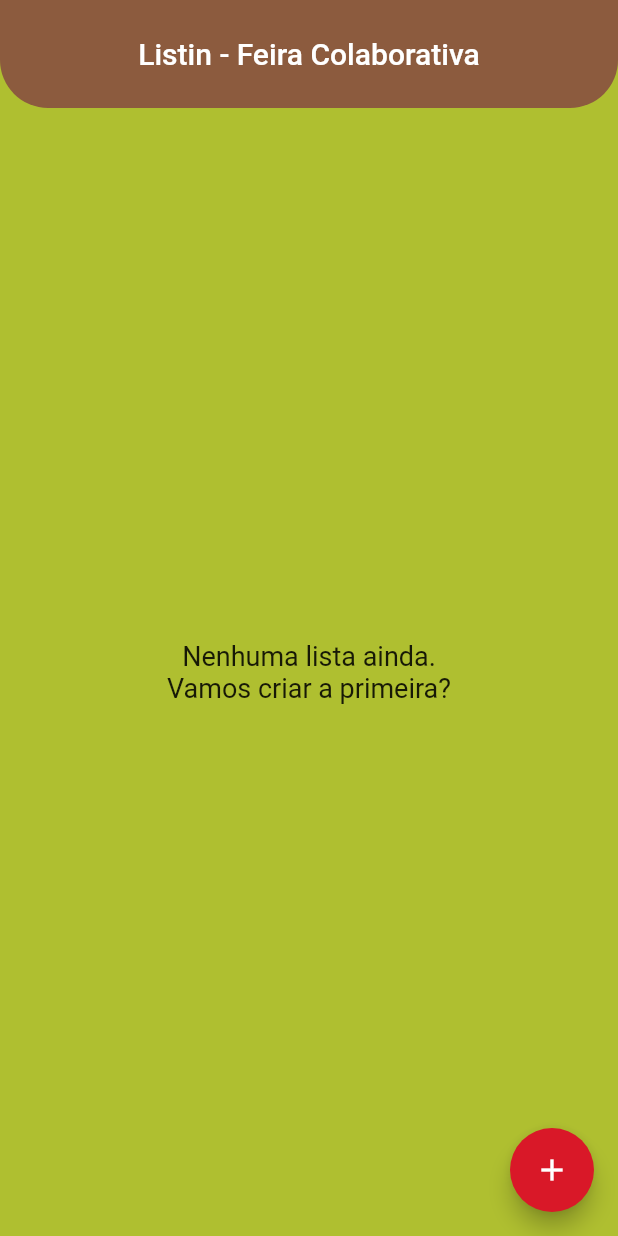
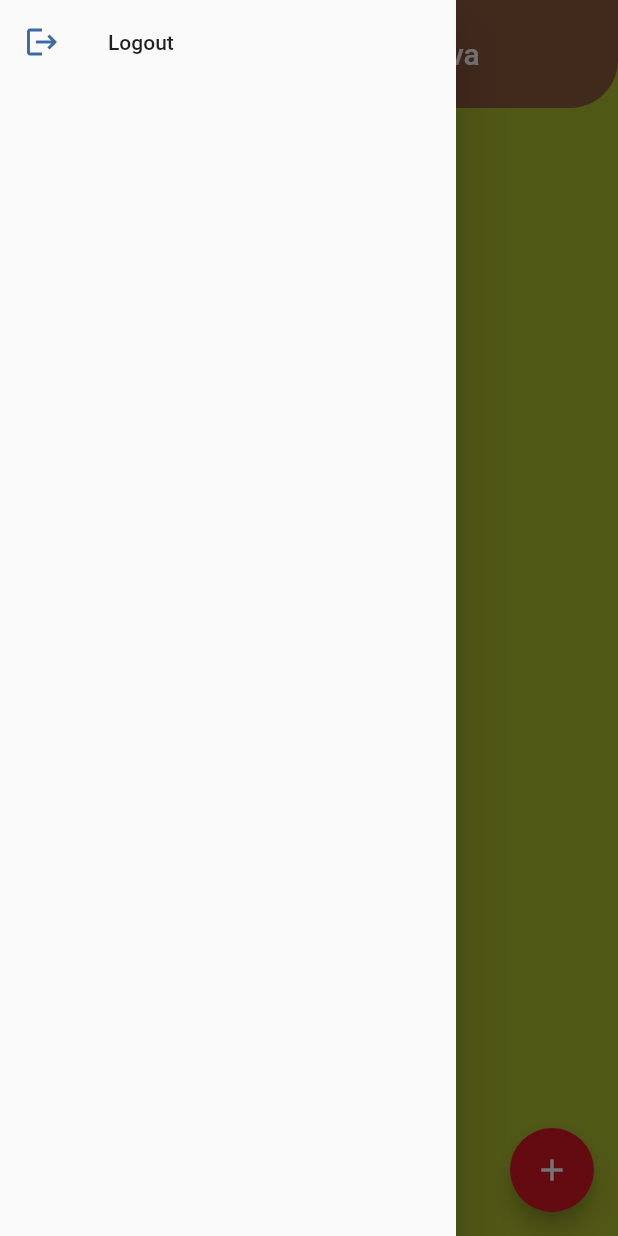
Before and after one commit to IagoAntunes/listin_alura, a Flutter app: the HomeScreen screen opened directly, with the side drawer open (before the commit the screen has no drawer), on a phone screen of 412 x 824 dp. Run offline on Flutter 3.47's test engine with Material 2 defaults, Android fonts, the phone set to English and light mode, and no system bars; our stand-ins replace cloud_firestore, firebase_auth, firebase_core; accounts and stored records are empty; generated files the repository leaves out were written again; network calls fail.

Commit message:
logout, login

```diff
--- a/lib/firestore/presentation/home_screen.dart
+++ b/lib/firestore/presentation/home_screen.dart
@@ -1,5 +1,6 @@
 import 'package:cloud_firestore/cloud_firestore.dart';
 import 'package:flutter/material.dart';
+import 'package:flutter_firebase_firestore_first/authentication/services/auth_service.dart';
 import 'package:flutter_firebase_firestore_first/firestore_produtos/presentation/produto_screen.dart';
 import 'package:uuid/uuid.dart';
 import '../models/listin.dart';
@@ -43,6 +44,19 @@ class _HomeScreenState extends State<HomeScreen> {
   @override
   Widget build(BuildContext context) {
     return Scaffold(
+      drawer: Drawer(
+        child: ListView(
+          children: [
+            ListTile(
+              leading: Icon(Icons.logout),
+              title: Text("Logout"),
+              onTap: () async {
+                await AuthService().deslogar();
+              },
+            )
+          ],
+        ),
+      ),
       appBar: AppBar(
         title: const Text("Listin - Feira Colaborativa"),
       ),
```
Also changed, not shown: lib/authentication/screens/auth_screen.dart (+4 -6 lines), lib/main.dart (+24 -1 lines).
